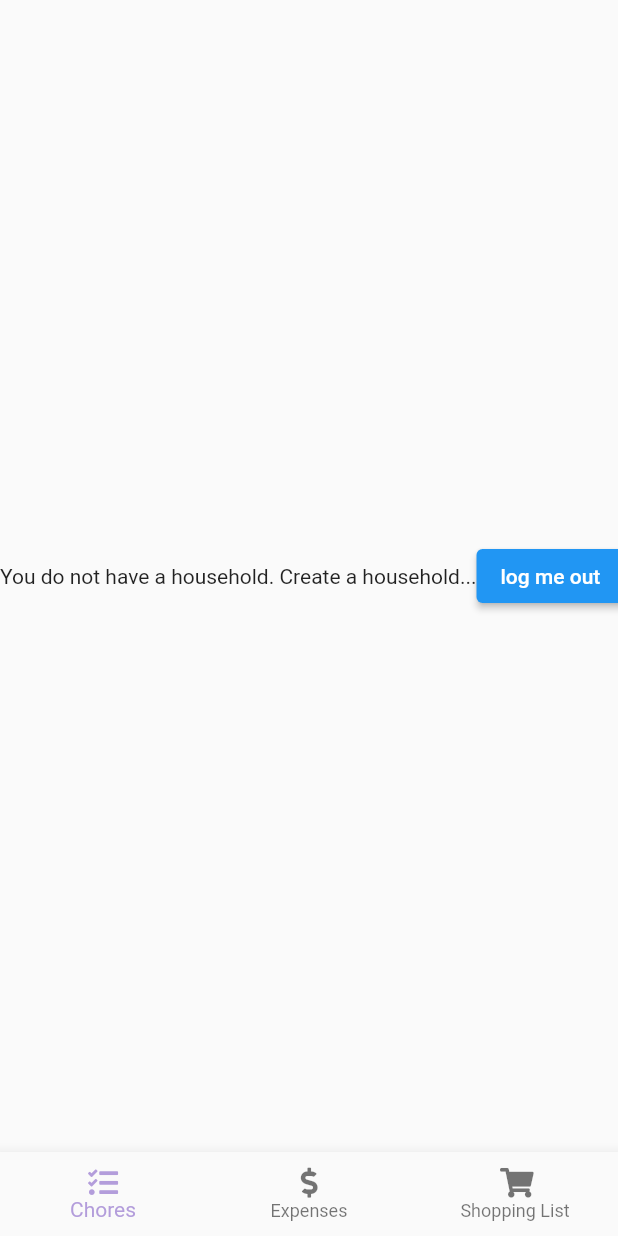
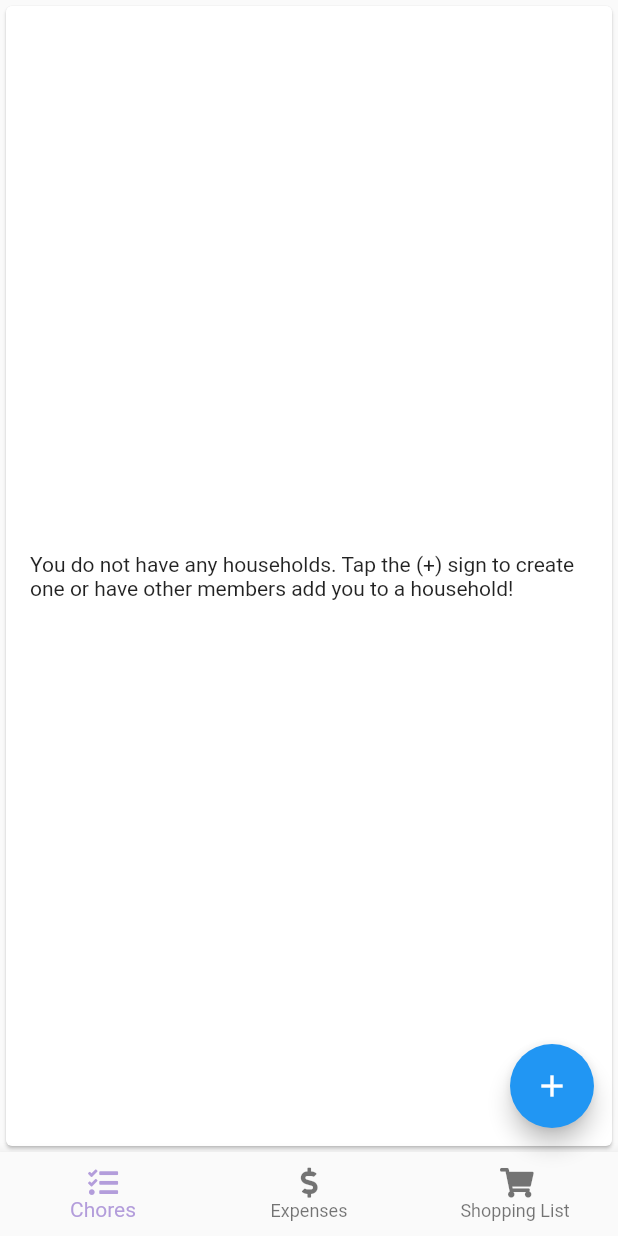
Before and after one commit to sanskaryal/quartermaster, a Flutter app: the screen it shows once a user with an empty profile is signed in, on a phone screen of 412 x 824 dp. Run offline on Flutter 3.47's test engine with Material 2 defaults, Android fonts, the phone set to English and light mode, and no system bars; our stand-ins replace cloud_firestore, firebase_auth, firebase_core, flutter_login, font_awesome_flutter; accounts and stored records are empty.

Commit message:
household created on firebase

```diff
--- a/lib/chore/home_no_hh.dart
+++ b/lib/chore/home_no_hh.dart
@@ -1,8 +1,5 @@
-import 'package:flutter/cupertino.dart';
 import 'package:flutter/material.dart';
 import 'package:quartermaster/shared/bottom_navbar.dart';
-
-import '../services/auth.dart';
 
 class CHomeNoHH extends StatelessWidget {
   const CHomeNoHH({Key? key}) : super(key: key);
@@ -10,22 +7,23 @@ class CHomeNoHH extends StatelessWidget {
   @override
   Widget build(BuildContext context) {
     return Scaffold(
-      body: Row(
-        children: [
-          const Center(
-              child:
-                  Text('You do not have a household. Create a household...')),
-          ElevatedButton(
-            child: const Text("log me out"),
-            onPressed: () async {
-              await AuthService().signOut();
-              Navigator.of(context)
-                  .pushNamedAndRemoveUntil('/', (route) => false);
-            },
+      body: const Card(
+        child: Center(
+          child: Padding(
+            padding: EdgeInsets.all(16.0),
+            child: Text(
+                'You do not have any households. Tap the (+) sign to create one or have other members add you to a household!'),
           ),
-        ],
+        ),
       ),
       bottomNavigationBar: const BottomNavBar(),
+      floatingActionButton: FloatingActionButton(
+        onPressed: () {
+          Navigator.pushNamed(context, '/createHousehold');
+        },
+        tooltip: 'Create new HouseHold',
+        child: const Icon(Icons.add),
+      ),
     );
   }
 }
--- a/lib/routes.dart
+++ b/lib/routes.dart
@@ -1,6 +1,7 @@
 import 'package:quartermaster/chore/chore_home.dart';
 import 'package:quartermaster/expense/expense_home.dart';
 import 'package:quartermaster/home/home.dart';
+import 'package:quartermaster/household/create_household.dart';
 import 'package:quartermaster/login/login.dart';
 import 'package:quartermaster/profile/profile.dart';
 import 'package:quartermaster/shoplist/shoplist_home.dart';
@@ -8,8 +9,9 @@ import 'package:quartermaster/shoplist/shoplist_home.dart';
 var appRoutes = {
   '/': (context) => const HomepageScreen(),
   '/login': (context) => const LoginScreen(),
-  '/profile': (context) => ProfileScreen(),
+  '/profile': (context) => const ProfileScreen(),
   '/expense': (context) => const ExpenseHomeScreen(),
   '/chore': (context) => const ChoreHomeScreen(),
-  '/shoplist': (context) => const ShopListHomeScreen()
+  '/shoplist': (context) => const ShopListHomeScreen(),
+  '/createHousehold': (context) => CreateHousehold(),
 };
--- a/lib/services/models.dart
+++ b/lib/services/models.dart
@@ -20,34 +20,21 @@ class Users {
 }
 
 @JsonSerializable()
-class HouseHold {
-  final String houseHoldName;
-  final List<String> members;
+class Households {
+  final String name;
+  final List<String> chores;
+  final List<String> expenses;
+  final List<String> shoppingList;
+  final List<String> users;
 
-  HouseHold({this.houseHoldName = '', this.members = const []});
+  Households(
+      {this.name = '',
+      this.chores = const [],
+      this.expenses = const [],
+      this.shoppingList = const [],
+      this.users = const []});
 
-  factory HouseHold.fromJson(Map<String, dynamic> json) =>
-      _$HouseHoldFromJson(json);
-  Map<String, dynamic> toJson() => _$HouseHoldToJson(this);
+  factory Households.fromJson(Map<String, dynamic> json) =>
+      _$HouseholdsFromJson(json);
+  Map<String, dynamic> toJson() => _$HouseholdsToJson(this);
 }
-
-@JsonSerializable()
-class Chores {
-  final String choreName;
-  final int freq;
-  final String houseHoldId;
-  final List<String> members;
-  final String startingDate;
-  final String type;
-
-  Chores(
-      {this.choreName = '',
-      this.freq = 0,
-      this.houseHoldId = '',
-      this.members = const [],
-      this.startingDate = '',
-      this.type = ''});
-
-  factory Chores.fromJson(Map<String, dynamic> json) => _$ChoresFromJson(json);
-  Map<String, dynamic> toJson() => _$ChoresToJson(this);
-}
--- a/pubspec.yaml
+++ b/pubspec.yaml
@@ -43,6 +43,9 @@ dependencies:
   json_serializable: ^6.1.5
   rxdart: ^0.27.3
   provider: ^6.0.2
+  google_fonts: ^2.3.1
+  flutter_form_builder: ^7.1.1
+  form_builder_validators: ^7.7.0
 
 dev_dependencies:
   flutter_test:
```
Also changed, not shown: lib/chore/chore_home.dart (+12 -1 lines), lib/household/create_household.dart (added, +86 -0 lines), lib/household/view_households.dart (added, +15 -0 lines), lib/services/firestore.dart (+27 -0 lines), lib/services/models.g.dart, pubspec.lock, 1 other file.
